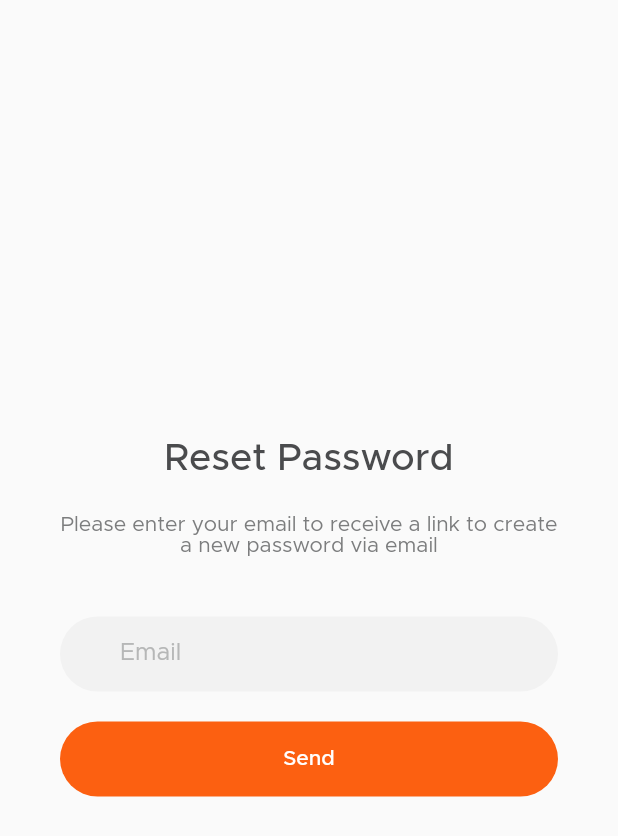
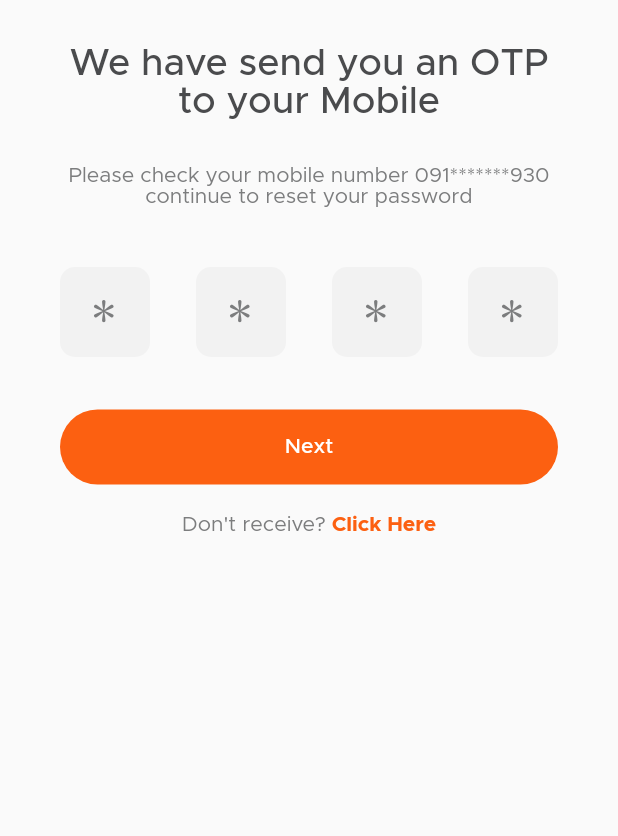
Before and after one commit to Shahanaj2000/FoodApp, a Flutter app: the ForgetPwd screen opened by its route, after a tap on "Send", on a phone screen of 412 x 824 dp. Shown: the top 836 px of the screen. Run offline on Flutter 3.47's test engine with Material 2 defaults, Android fonts, the phone set to English and light mode, and no system bars; missing offline and left inert: clip_shadow.

Commit message:
SendOTP Screen | FoodApp|

```diff
--- a/lib/main.dart
+++ b/lib/main.dart
@@ -2,6 +2,7 @@ import 'package:flutter/material.dart';
 import 'package:food_app/cont/colors.dart';
 import 'package:food_app/screens/forgetPwd.dart';
 import 'package:food_app/screens/login_page.dart';
+import 'package:food_app/screens/sentOTPScreeen.dart';
 import 'package:food_app/screens/signUpScreen.dart';
 
 import './screens/spashscreen.dart';
@@ -44,7 +45,7 @@ class MyAPP extends StatelessWidget {
         LoginScreen.routeName: (context) => const LoginScreen(),
         SignUpScreen.routeName: (context) => const SignUpScreen(),
         ForgetPwd.routeName: (context) => const ForgetPwd(),
-
+        SendOTPScreen.routeName: (context) => const SendOTPScreen(),
 
       },
     );
--- a/lib/screens/forgetPwd.dart
+++ b/lib/screens/forgetPwd.dart
@@ -1,4 +1,5 @@
 import 'package:flutter/material.dart';
+import 'package:food_app/screens/sentOTPScreeen.dart';
 import '../utils/helpers.dart';
 import '../widgets/customTextFeild.dart';
 
@@ -16,30 +17,42 @@ class ForgetPwd extends StatelessWidget {
           child: Container(
             padding: const EdgeInsets.symmetric(horizontal: 40, vertical: 30),
             child: Column(
-            mainAxisAlignment: MainAxisAlignment.center,
-            crossAxisAlignment: CrossAxisAlignment.center,
+              //mainAxisAlignment: MainAxisAlignment.center,
+              //crossAxisAlignment: CrossAxisAlignment.center,
               children: [
                 Text(
                   'Reset Password',
                   style: Helper.getTheme(context).titleLarge,
                 ),
-              const SizedBox(height: 25,),
+                const SizedBox(
+                  height: 25,
+                ),
                 const Text(
                   'Please enter your email to receive a link to create a new password via email',
                   textAlign: TextAlign.center,
                 ),
-              const SizedBox(height: 40,),
+                const SizedBox(
+                  height: 40,
+                ),
                 const CustomTextInput(hintText: 'Email'),
-              const SizedBox(height: 20,),
+                const SizedBox(
+                  height: 20,
+                ),
                 SizedBox(
                   height: 50,
                   width: double.infinity,
-                child: ElevatedButton(onPressed: () {}, child: const Text('Send')),
+                  child: ElevatedButton(
+                    onPressed: () {
+                      Navigator.of(context).pushReplacementNamed(SendOTPScreen.routeName);
+                    },
+                    child: const Text('Send'),
+                  ),
                 )
               ],
             ),
           ),
         ),
-    ));
+      ),
+    );
   }
 }
--- /dev/null
+++ b/lib/screens/sentOTPScreeen.dart
@@ -0,0 +1,120 @@
+import 'package:flutter/material.dart';
+import 'package:food_app/cont/colors.dart';
+import 'package:food_app/screens/forgetPwd.dart';
+import 'package:food_app/utils/helpers.dart';
+
+class SendOTPScreen extends StatelessWidget {
+  static const routeName = "/sendOTP";
+  const SendOTPScreen({super.key});
+
+  @override
+  Widget build(BuildContext context) {
+    return Scaffold(
+      body: SafeArea(
+        child: SizedBox(
+          width: Helper.getScreenWidth(context),
+          height: Helper.getScreenHeight(context),
+          child: Container(
+            padding: const EdgeInsets.symmetric(horizontal: 40, vertical: 30),
+            child: Column(
+              //mainAxisAlignment: MainAxisAlignment.center,
+              //crossAxisAlignment: CrossAxisAlignment.center,
+              children: [
+                Text(
+                  'We have send you an OTP to your Mobile',
+                  style: Helper.getTheme(context).titleLarge,
+                  textAlign: TextAlign.center,
+                ),
+                const SizedBox(
+                  height: 30,
+                ),
+                const Text(
+                  'Please check your mobile number 091*******930 continue to reset your password',
+                  textAlign: TextAlign.center,
+                ),
+                const SizedBox(
+                  height: 40,
+                ),
+                Row(
+                  mainAxisAlignment: MainAxisAlignment.spaceBetween,
+                  children: const [
+                    OTPInput(),
+                    OTPInput(),
+                    OTPInput(),
+                    OTPInput(),
+                  ],
+                ),
+                const SizedBox(
+                  height: 35,
+                ),
+                SizedBox(
+                  height: 50,
+                  width: double.infinity,
+                  child: ElevatedButton(
+                    onPressed: () {
+
+                    },
+                    child: const Text('Next'),
+                  ),
+                ),
+                const SizedBox(
+                  height: 20,
+                ),
+                Row(
+                  mainAxisAlignment: MainAxisAlignment.center,
+                  children:  [
+                    const Text("Don't receive? "),
+                    InkWell(
+                      onTap: () {
+                        Navigator.of(context).pushReplacementNamed(ForgetPwd.routeName);
+                      },
+                        child: const Text(
+                      'Click Here',
+                      style: TextStyle(
+                          fontWeight: FontWeight.bold, color: AppColor.orange),
+                    ))
+                  ],
+                )
+              ],
+            ),
+          ),
+        ),
+      ),
+    );
+  }
+}
+
+class OTPInput extends StatelessWidget {
+  const OTPInput({
+    super.key,
+  });
+
+  @override
+  Widget build(BuildContext context) {
+    return Container(
+      width: 60,
+      height: 60,
+      decoration: ShapeDecoration(
+        color: AppColor.placeholderBg,
+        shape: RoundedRectangleBorder(
+          borderRadius: BorderRadius.circular(10),
+        ),
+      ),
+      child: Stack(
+        children: const [
+          Padding(
+            padding: EdgeInsets.only(top: 18, left: 20),
+            child: Text(
+              "*",
+              style: TextStyle(fontSize: 45),
+            ),
+          ),
+          TextField(
+            textAlign: TextAlign.center,
+            decoration: InputDecoration(border: InputBorder.none),
+          ),
+        ],
+      ),
+    );
+  }
+}
```
Lines whose indentation alone changed are shown as unchanged.
